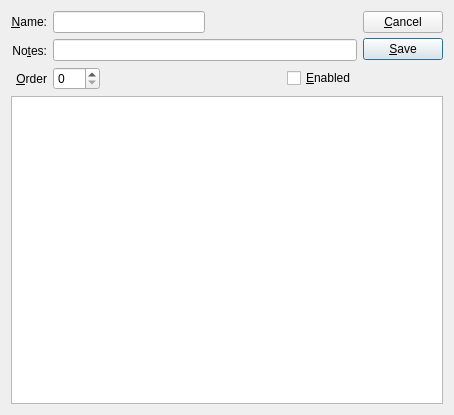
This is guiclient/scriptEditor.ui in Pegasus-RPG/xtuple-client as Qt 5 draws it before an edit. The edited form follows.
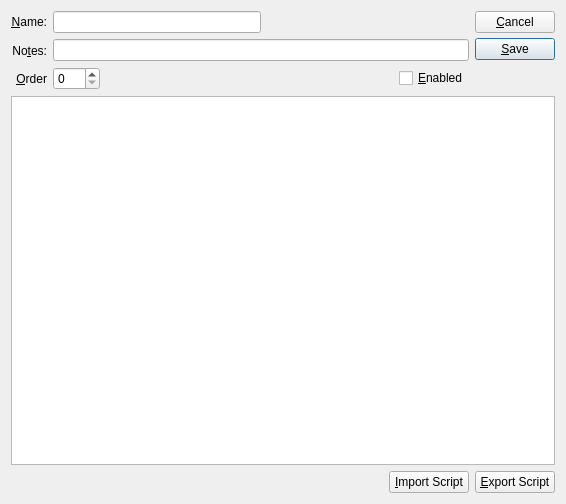
This is the edited form. Custom widgets are drawn as their Qt base class.

Commit message: Added code to import/export scripts from the file system. Added code to pull the window title from the loaded form and use that as the window title.

Diff of the .ui file:
```diff
--- a/guiclient/scriptEditor.ui
+++ b/guiclient/scriptEditor.ui
@@ -5,8 +5,8 @@
    <rect>
     <x>0</x>
     <y>0</y>
-    <width>454</width>
-    <height>415</height>
+    <width>566</width>
+    <height>504</height>
    </rect>
   </property>
   <property name="windowTitle" >
@@ -225,6 +225,37 @@
      </property>
     </widget>
    </item>
+   <item>
+    <layout class="QHBoxLayout" >
+     <item>
+      <spacer>
+       <property name="orientation" >
+        <enum>Qt::Horizontal</enum>
+       </property>
+       <property name="sizeHint" >
+        <size>
+         <width>40</width>
+         <height>20</height>
+        </size>
+       </property>
+      </spacer>
+     </item>
+     <item>
+      <widget class="QPushButton" name="_import" >
+       <property name="text" >
+        <string>&amp;Import Script</string>
+       </property>
+      </widget>
+     </item>
+     <item>
+      <widget class="QPushButton" name="_export" >
+       <property name="text" >
+        <string>&amp;Export Script</string>
+       </property>
+      </widget>
+     </item>
+    </layout>
+   </item>
   </layout>
  </widget>
  <layoutdefault spacing="6" margin="11" />
```
Left out of the diff: 4 changed lines with no effect on the pictures. The commit also changes 4 other files.
